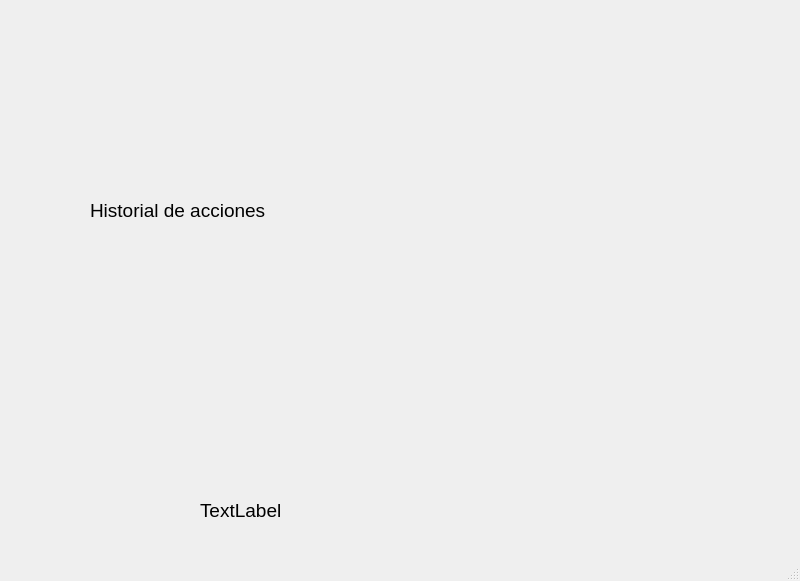
Qt form Unidad_2/registroAcciones/UI_registroAcciones/mainwindow.ui (nvargas24/Programacion2_Bioingenieria_Alumnos) before a commit.
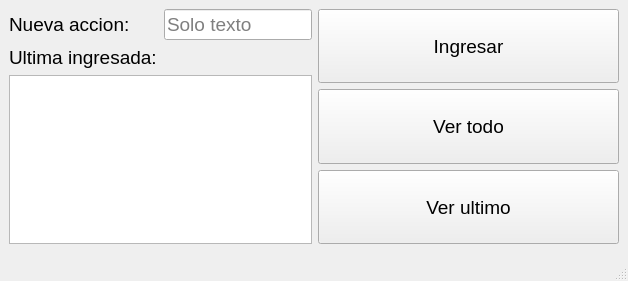
The same form after that commit. Icons and pictures are not drawn.

Commit message: add: UI de acciones

```diff
--- a/Unidad_2/registroAcciones/UI_registroAcciones/mainwindow.ui
+++ b/Unidad_2/registroAcciones/UI_registroAcciones/mainwindow.ui
@@ -6,10 +6,16 @@
    <rect>
     <x>0</x>
     <y>0</y>
-    <width>800</width>
-    <height>581</height>
+    <width>628</width>
+    <height>281</height>
    </rect>
   </property>
+  <property name="minimumSize">
+   <size>
+    <width>300</width>
+    <height>150</height>
+   </size>
+  </property>
   <property name="font">
    <font>
     <pointsize>14</pointsize>
@@ -19,54 +25,128 @@
    <string>MainWindow</string>
   </property>
   <widget class="QWidget" name="centralwidget">
-   <widget class="QWidget" name="verticalLayoutWidget">
-    <property name="geometry">
-     <rect>
-      <x>90</x>
-      <y>80</y>
-      <width>361</width>
-      <height>261</height>
-     </rect>
-    </property>
-    <layout class="QVBoxLayout" name="verticalLayout">
-     <item>
-      <widget class="QLabel" name="label">
-       <property name="font">
-        <font>
-         <pointsize>14</pointsize>
-        </font>
-       </property>
-       <property name="text">
-        <string>Historial de acciones</string>
-       </property>
-      </widget>
-     </item>
-    </layout>
-   </widget>
-   <widget class="QWidget" name="horizontalLayoutWidget">
-    <property name="geometry">
-     <rect>
-      <x>170</x>
-      <y>450</y>
-      <width>281</width>
-      <height>31</height>
-     </rect>
-    </property>
-    <layout class="QHBoxLayout" name="horizontalLayout"/>
-   </widget>
-   <widget class="QLabel" name="label_2">
-    <property name="geometry">
-     <rect>
-      <x>200</x>
-      <y>490</y>
-      <width>111</width>
-      <height>41</height>
-     </rect>
-    </property>
-    <property name="text">
-     <string>TextLabel</string>
-    </property>
-   </widget>
+   <layout class="QGridLayout" name="gridLayout">
+    <item row="0" column="0">
+     <layout class="QVBoxLayout" name="verticalLayout_2" stretch="1,1,10">
+      <item>
+       <layout class="QHBoxLayout" name="horizontalLayout" stretch="1,1">
+        <item>
+         <widget class="QLabel" name="label">
+          <property name="text">
+           <string>Nueva accion:</string>
+          </property>
+         </widget>
+        </item>
+        <item>
+         <widget class="QLineEdit" name="inAcciones">
+          <property name="sizePolicy">
+           <sizepolicy hsizetype="Expanding" vsizetype="Expanding">
+            <horstretch>0</horstretch>
+            <verstretch>0</verstretch>
+           </sizepolicy>
+          </property>
+          <property name="placeholderText">
+           <string>Solo texto</string>
+          </property>
+         </widget>
+        </item>
+       </layout>
+      </item>
+      <item>
+       <layout class="QHBoxLayout" name="horizontalLayout_2" stretch="1,1">
+        <item>
+         <widget class="QLabel" name="label_2">
+          <property name="text">
+           <string>Ultima ingresada:</string>
+          </property>
+          <property name="alignment">
+           <set>Qt::AlignmentFlag::AlignLeading|Qt::AlignmentFlag::AlignLeft|Qt::AlignmentFlag::AlignVCenter</set>
+          </property>
+         </widget>
+        </item>
+        <item>
+         <widget class="QLabel" name="labelUltima">
+          <property name="text">
+           <string/>
+          </property>
+         </widget>
+        </item>
+       </layout>
+      </item>
+      <item>
+       <widget class="QListWidget" name="listAcciones">
+        <property name="tabKeyNavigation">
+         <bool>false</bool>
+        </property>
+        <property name="alternatingRowColors">
+         <bool>true</bool>
+        </property>
+        <property name="selectionBehavior">
+         <enum>QAbstractItemView::SelectionBehavior::SelectRows</enum>
+        </property>
+        <property name="textElideMode">
+         <enum>Qt::TextElideMode::ElideLeft</enum>
+        </property>
+        <property name="verticalScrollMode">
+         <enum>QAbstractItemView::ScrollMode::ScrollPerPixel</enum>
+        </property>
+        <property name="horizontalScrollMode">
+         <enum>QAbstractItemView::ScrollMode::ScrollPerPixel</enum>
+        </property>
+        <property name="movement">
+         <enum>QListView::Movement::Free</enum>
+        </property>
+        <property name="sortingEnabled">
+         <bool>false</bool>
+        </property>
+       </widget>
+      </item>
+     </layout>
+    </item>
+    <item row="0" column="1">
+     <layout class="QVBoxLayout" name="verticalLayout">
+      <item>
+       <widget class="QPushButton" name="btnIngresar">
+        <property name="sizePolicy">
+         <sizepolicy hsizetype="Expanding" vsizetype="Expanding">
+          <horstretch>0</horstretch>
+          <verstretch>0</verstretch>
+         </sizepolicy>
+        </property>
+        <property name="text">
+         <string>Ingresar</string>
+        </property>
+       </widget>
+      </item>
+      <item>
+       <widget class="QPushButton" name="btnTodo">
+        <property name="sizePolicy">
+         <sizepolicy hsizetype="Expanding" vsizetype="Expanding">
+          <horstretch>0</horstretch>
+          <verstretch>0</verstretch>
+         </sizepolicy>
+        </property>
+        <property name="text">
+         <string>Ver todo</string>
+        </property>
+       </widget>
+      </item>
+      <item>
+       <widget class="QPushButton" name="btnUltimo">
+        <property name="sizePolicy">
+         <sizepolicy hsizetype="Expanding" vsizetype="Expanding">
+          <horstretch>0</horstretch>
+          <verstretch>0</verstretch>
+         </sizepolicy>
+        </property>
+        <property name="text">
+         <string>Ver ultimo</string>
+        </property>
+       </widget>
+      </item>
+     </layout>
+    </item>
+   </layout>
   </widget>
   <widget class="QStatusBar" name="statusbar"/>
  </widget>
```
Left out of the diff: 5 changed lines with no effect on the pictures. The commit also changes 3 other files.
